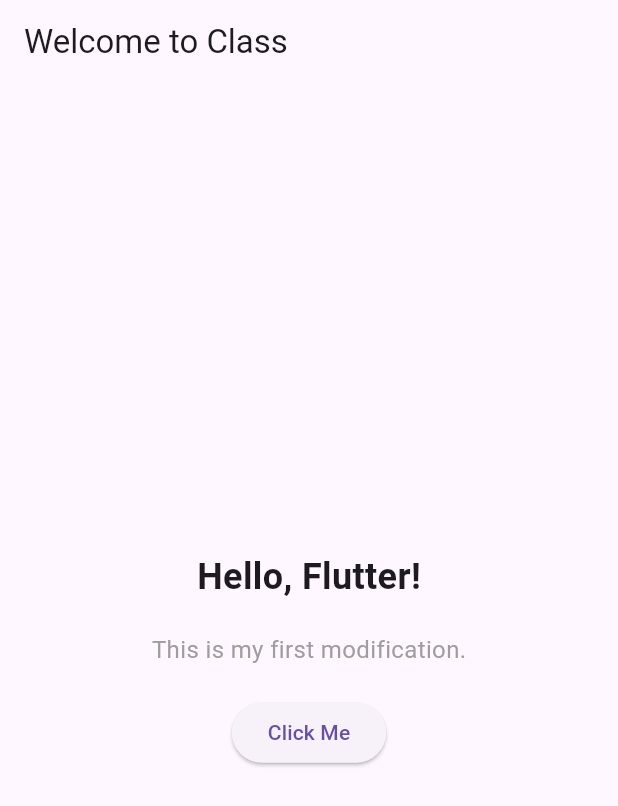
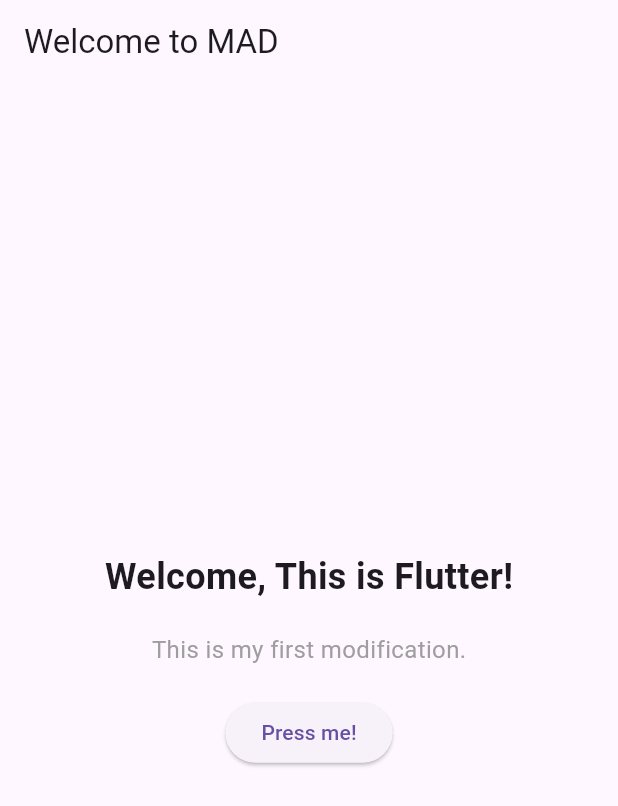
Before and after one commit to OfficialEseosa/team_app_raphael_dignity, a Flutter app: the screen it shows after launch, on a phone screen of 412 x 824 dp. Shown: the top 806 px of the screen. Run offline on Flutter 3.47's test engine with Material 3 defaults, Android fonts, the phone set to English and light mode, and no system bars.

Commit message:
Add Introduction and changed the text on the button

```diff
--- a/lib/main.dart
+++ b/lib/main.dart
@@ -14,7 +14,7 @@ class MyApp extends StatelessWidget {
       title: 'My First Flutter App',
       theme: ThemeData(
         // TASK 2: Change the primary swatch color (try Colors.red, Colors.green)
-        primarySwatch: Colors.blue,
+        primarySwatch: Colors.green,
       ),
       home: HomePage(),
     );
@@ -27,7 +27,7 @@ class HomePage extends StatelessWidget {
     return Scaffold(
       appBar: AppBar(
         // TASK 3: Change the text in the top bar
-        title: Text('Welcome to Class'),
+        title: Text('Welcome to MAD'),
       ),
       body: Center(
         child: Column(
@@ -35,7 +35,7 @@ class HomePage extends StatelessWidget {
           children: [
             // TASK 4: Change the main text below
             Text(
-              'Hello, Flutter!',
+              'Welcome, This is Flutter!',
               style: TextStyle(fontSize: 24, fontWeight: FontWeight.bold),
             ),
             SizedBox(height: 20), // Adds space between widgets
@@ -50,7 +50,7 @@ class HomePage extends StatelessWidget {
                 print('Button Clicked!');
               },
               // TASK 6: Change the text on the button
-              child: Text('Click Me'),
+              child: Text('Press me!'),
             ),
           ],
         ),
```
